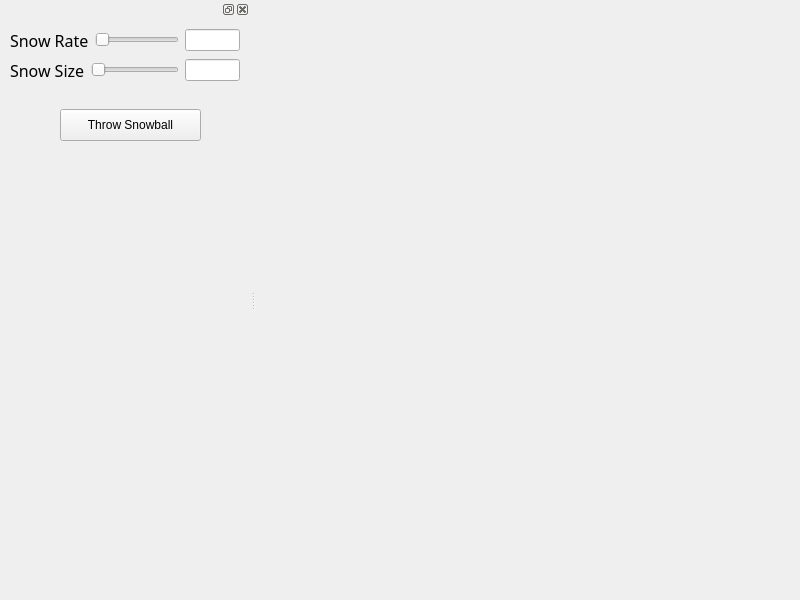
The window that ui/mainwindow.ui (trev1400/cabin-fever) describes before a commit, drawn with Qt 5.
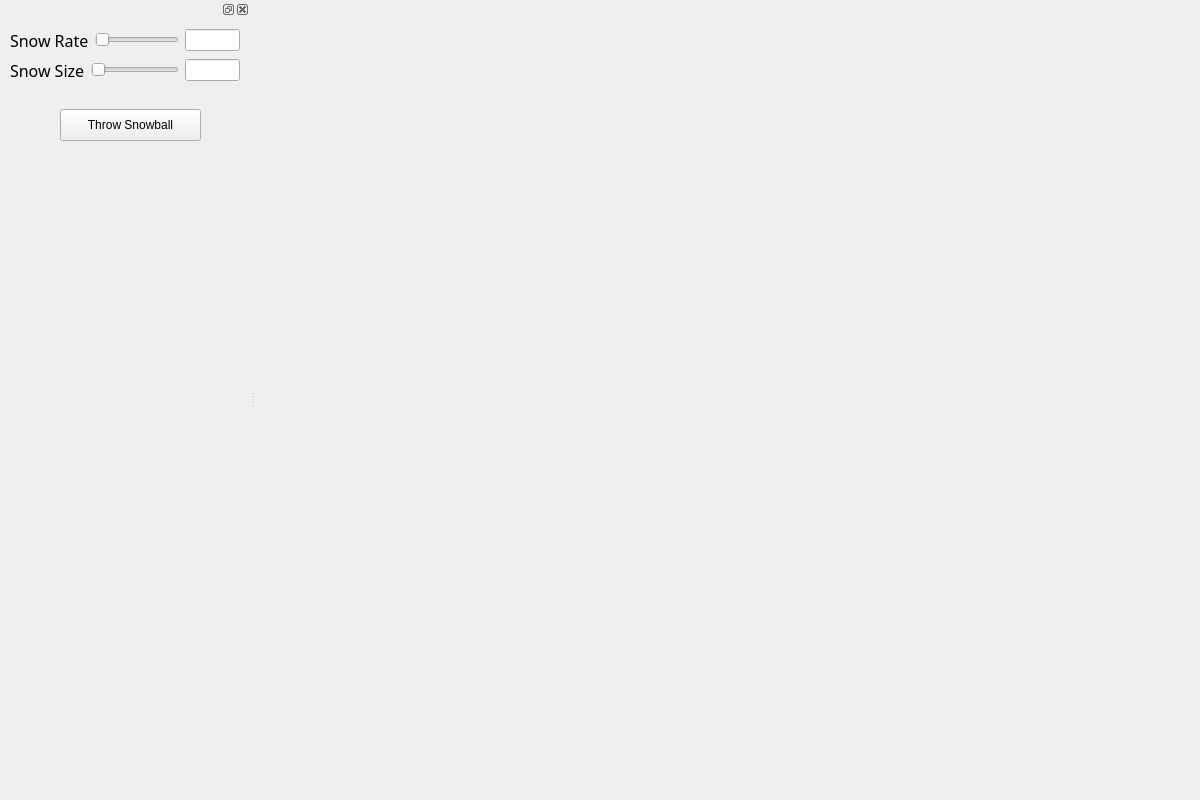
The same window after the commit.

Diff of the .ui file:
```diff
--- a/ui/mainwindow.ui
+++ b/ui/mainwindow.ui
@@ -6,8 +6,8 @@
    <rect>
     <x>0</x>
     <y>0</y>
-    <width>800</width>
-    <height>600</height>
+    <width>1200</width>
+    <height>800</height>
    </rect>
   </property>
   <property name="windowTitle">
```
